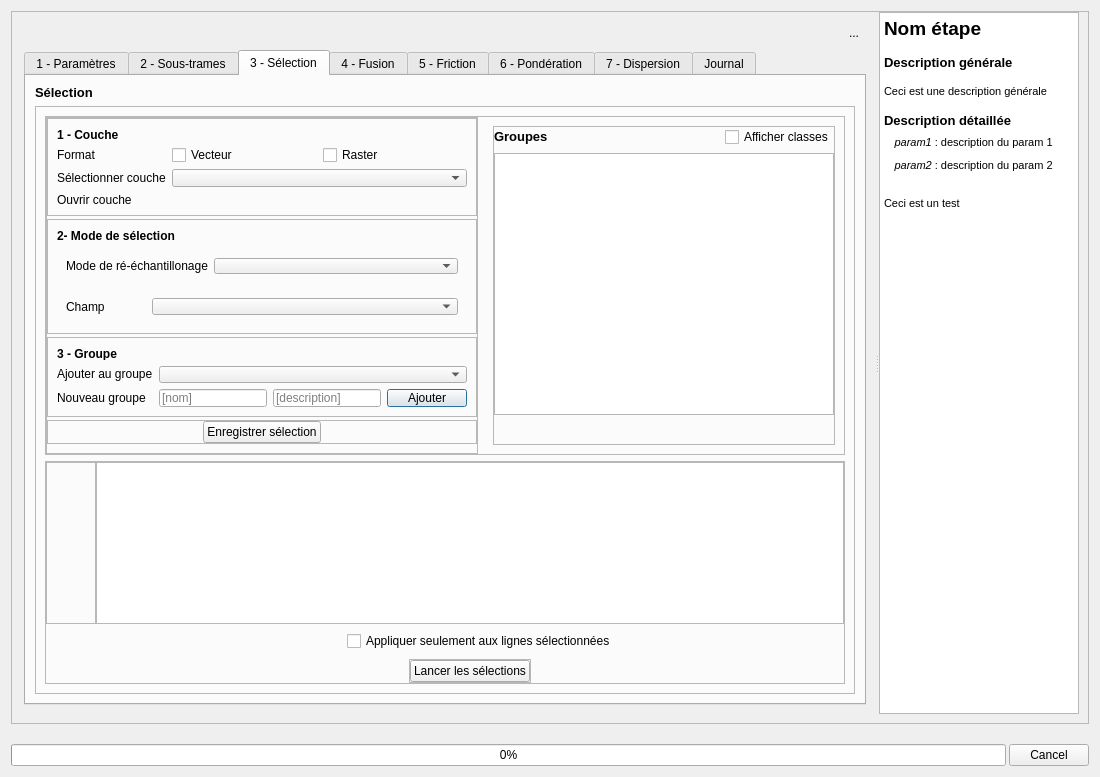
This is BioDispersal_dialog_base.ui in MathieuChailloux/BioDispersal as Qt 5 draws it before an edit. The edited form follows.
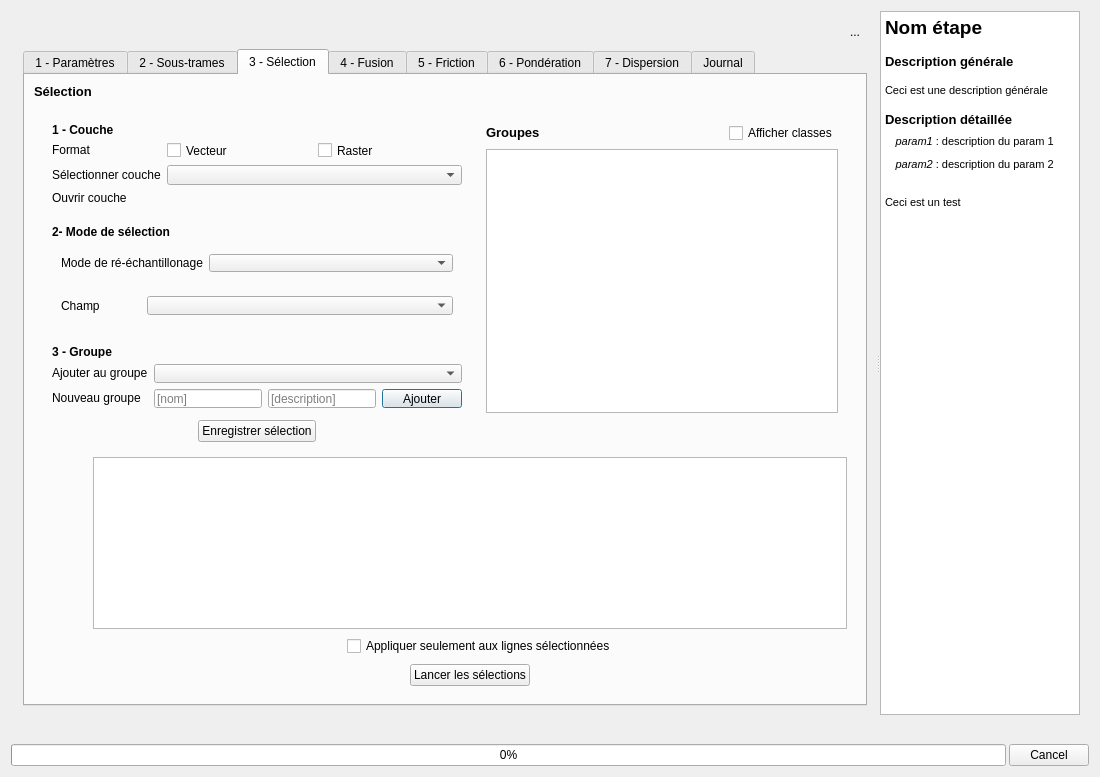
This is the edited form. The open tabs and pages were chosen to show the change. Icons and pictures are not drawn. Custom widgets are drawn as their Qt base class.

Commit message: Changing frame style from StyledPanel to NoFrame

Diff of the .ui file:
```diff
--- a/BioDispersal_dialog_base.ui
+++ b/BioDispersal_dialog_base.ui
@@ -38,7 +38,7 @@
       </size>
      </property>
      <property name="frameShape">
-      <enum>QFrame::StyledPanel</enum>
+      <enum>QFrame::NoFrame</enum>
      </property>
      <property name="frameShadow">
       <enum>QFrame::Raised</enum>
@@ -650,7 +650,7 @@
                   </sizepolicy>
                  </property>
                  <property name="frameShape">
-                  <enum>QFrame::StyledPanel</enum>
+                  <enum>QFrame::NoFrame</enum>
                  </property>
                  <property name="frameShadow">
                   <enum>QFrame::Raised</enum>
@@ -671,7 +671,7 @@
                      </size>
                     </property>
                     <property name="frameShape">
-                     <enum>QFrame::StyledPanel</enum>
+                     <enum>QFrame::NoFrame</enum>
                     </property>
                     <property name="frameShadow">
                      <enum>QFrame::Raised</enum>
@@ -704,7 +704,7 @@
                         </size>
                        </property>
                        <property name="frameShape">
-                        <enum>QFrame::StyledPanel</enum>
+                        <enum>QFrame::NoFrame</enum>
                        </property>
                        <property name="frameShadow">
                         <enum>QFrame::Raised</enum>
@@ -737,7 +737,7 @@
                            </size>
                           </property>
                           <property name="frameShape">
-                           <enum>QFrame::StyledPanel</enum>
+                           <enum>QFrame::NoFrame</enum>
                           </property>
                           <property name="frameShadow">
                            <enum>QFrame::Raised</enum>
@@ -907,7 +907,7 @@
                            </size>
                           </property>
                           <property name="frameShape">
-                           <enum>QFrame::StyledPanel</enum>
+                           <enum>QFrame::NoFrame</enum>
                           </property>
                           <property name="frameShadow">
                            <enum>QFrame::Raised</enum>
@@ -1149,7 +1149,7 @@
                            </size>
                           </property>
                           <property name="frameShape">
-                           <enum>QFrame::StyledPanel</enum>
+                           <enum>QFrame::NoFrame</enum>
                           </property>
                           <property name="frameShadow">
                            <enum>QFrame::Raised</enum>
@@ -1294,7 +1294,7 @@
                            </sizepolicy>
                           </property>
                           <property name="frameShape">
-                           <enum>QFrame::StyledPanel</enum>
+                           <enum>QFrame::NoFrame</enum>
                           </property>
                           <property name="frameShadow">
                            <enum>QFrame::Raised</enum>
@@ -1363,7 +1363,7 @@
                             </size>
                            </property>
                            <property name="frameShape">
-                            <enum>QFrame::StyledPanel</enum>
+                            <enum>QFrame::NoFrame</enum>
                            </property>
                            <property name="frameShadow">
                             <enum>QFrame::Raised</enum>
@@ -1603,7 +1603,7 @@
                      </size>
                     </property>
                     <property name="frameShape">
-                     <enum>QFrame::StyledPanel</enum>
+                     <enum>QFrame::NoFrame</enum>
                     </property>
                     <property name="frameShadow">
                      <enum>QFrame::Raised</enum>
@@ -1661,7 +1661,7 @@
                         </size>
                        </property>
                        <property name="frameShape">
-                        <enum>QFrame::StyledPanel</enum>
+                        <enum>QFrame::NoFrame</enum>
                        </property>
                        <property name="frameShadow">
                         <enum>QFrame::Raised</enum>
@@ -1739,7 +1739,7 @@
                         </size>
                        </property>
                        <property name="frameShape">
-                        <enum>QFrame::StyledPanel</enum>
+                        <enum>QFrame::NoFrame</enum>
                        </property>
                        <property name="frameShadow">
                         <enum>QFrame::Raised</enum>
```
Left out of the diff: 60 changed lines with no effect on the pictures. The commit also changes 1 other file.
